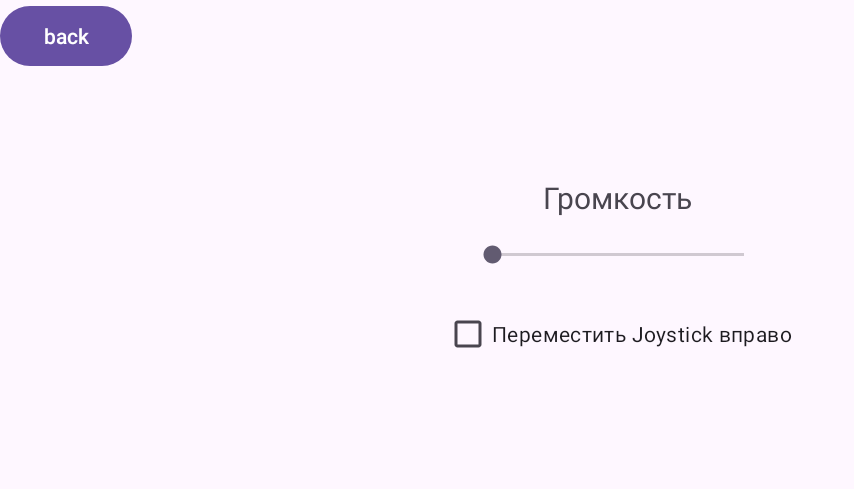
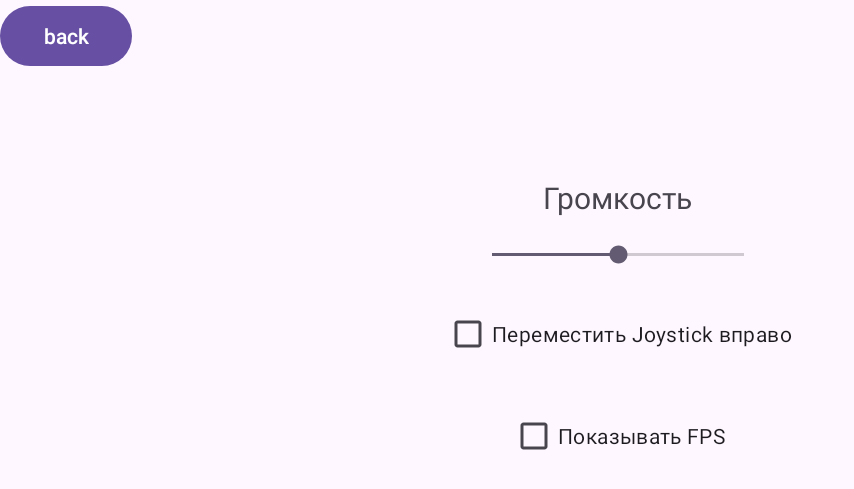
Before and after one commit to AlexandrSamsumgSchool/MyGame, an Android app: the Options screen opened directly, with no data from a screen before it, on a phone screen of 824 x 412 dp (held sideways). Shown: the top 489 px of the screen, without its empty margins (0-854 px from the left). Run offline under Robolectric (Android 15) with nearby library versions, the phone set to English and light mode, and no system bars.

Commit message:
Final Commit

```diff
--- a/app/src/main/java/com/example/mygame/MainActivity.java
+++ b/app/src/main/java/com/example/mygame/MainActivity.java
@@ -13,7 +13,8 @@ public class MainActivity extends AppCompatActivity {
         getWindow().getDecorView().setSystemUiVisibility(View.SYSTEM_UI_FLAG_HIDE_NAVIGATION);
         String name= getIntent().getStringExtra("Name");
         boolean rp = getIntent().getBooleanExtra("Replace",false);
-        game = new Game(this,name,rp);
+        boolean fps = getIntent().getBooleanExtra("FPS",false);
+        game = new Game(this,name,rp,fps);
         setContentView(game);
 
     }
--- a/app/src/main/java/com/example/mygame/Options.java
+++ b/app/src/main/java/com/example/mygame/Options.java
@@ -1,8 +1,10 @@
 package com.example.mygame;
 
+import androidx.annotation.Nullable;
 import androidx.appcompat.app.AppCompatActivity;
 import android.content.Context;
 import android.content.Intent;
+import android.content.SharedPreferences;
 import android.media.AudioManager;
 import android.os.Bundle;
 import android.widget.Button;
@@ -10,20 +12,39 @@ import android.widget.CheckBox;
 import android.widget.RadioButton;
 import android.widget.SeekBar;
 
+import java.util.Map;
+import java.util.Set;
+
 
 public class Options extends AppCompatActivity {
     AudioManager audioManager;
-    CheckBox replace;
+    int volume ;
+    CheckBox replace,FPS;
+    boolean FPs,Replace;
+    private SharedPreferences mSettings;
+
     @Override
     protected void onCreate(Bundle savedInstanceState) {
         super.onCreate(savedInstanceState);
         setContentView(R.layout.activity_options);
+
+        mSettings = getSharedPreferences("setting", Context.MODE_PRIVATE);
+
         SeekBar seekBar = findViewById(R.id.seekbar);
         replace = findViewById(R.id.sw);
+        FPS = findViewById(R.id.fps);
         audioManager = (AudioManager) getSystemService(Context.AUDIO_SERVICE);
+        volume = mSettings.getInt("Volume", 50);
+
+
+        FPS.setChecked( mSettings.getBoolean("FPS",false));
+        replace.setChecked(mSettings.getBoolean("Replace",false));
+        seekBar.setProgress(volume);
+
         seekBar.setOnSeekBarChangeListener(new SeekBar.OnSeekBarChangeListener() {
             @Override
-            public void onProgressChanged(SeekBar seekBar, int progress, boolean fromUser) {
+            public void onProgressChanged(SeekBar seekBar, int progress , boolean fromUser) {
+                volume = progress;
                 audioManager.setStreamVolume(AudioManager.STREAM_MUSIC, progress, 0);
             }
 
@@ -34,6 +55,7 @@ public class Options extends AppCompatActivity {
 
             @Override
             public void onStopTrackingTouch(SeekBar seekBar) {
+                audioManager.setStreamVolume(AudioManager.STREAM_MUSIC, volume, 0);
             }
         });
         Button back;
@@ -41,7 +63,16 @@ public class Options extends AppCompatActivity {
         back.setOnClickListener(v -> {
             Intent i = new Intent(Options.this,Menu.class);
             i.putExtra("KEY",audioManager.getStreamVolume(AudioManager.STREAM_MUSIC));
+
             if(replace.isChecked())i.putExtra("Replace",true);
+            else i.putExtra("Replace",Replace);
+            if(FPS.isChecked())i.putExtra("FPS",true);
+            else i.putExtra("FPS",FPs);
+            SharedPreferences.Editor editor = mSettings.edit();
+            editor.putInt("Volume", volume);
+            editor.putBoolean("FPS", FPs);
+            editor.putBoolean("Replace", Replace);
+            editor.apply();
             startActivity(i);
             finish();
         });
@@ -49,5 +80,27 @@ public class Options extends AppCompatActivity {
 
 
     }
+    @Override
+    protected void onResume() {
+        super.onResume();
+        FPs = FPS.isChecked();
+        Replace = replace.isChecked();
+        if (mSettings.contains("Volume")) volume = mSettings.getInt("Volume", 50);
+        if (mSettings.contains("FPS"))    FPs = mSettings.getBoolean("FPS",false);
+        if (mSettings.contains("Replace"))Replace = mSettings.getBoolean("Replace",false);
+    }
+    @Override
+    protected void onPause() {
+        super.onPause();
+        // Запоминаем данные
+        FPs = FPS.isChecked();
+        Replace = replace.isChecked();
+        SharedPreferences.Editor editor = mSettings.edit();
+        editor.putInt("Volume", volume);
+        editor.putBoolean("FPS", FPs);
+        editor.putBoolean("Replace", Replace);
+        editor.apply();
+        audioManager = null;
+    }
 
 }
--- a/app/src/main/res/layout/activity_options.xml
+++ b/app/src/main/res/layout/activity_options.xml
@@ -37,4 +37,12 @@
         android:layout_gravity="center"
         />
 
+    <CheckBox
+        android:id="@+id/fps"
+        android:layout_width="wrap_content"
+        android:layout_height="wrap_content"
+        android:layout_gravity="center"
+        android:layout_marginTop="20dp"
+        android:text="Показывать FPS" />
+
 </LinearLayout>
```
Also changed, not shown: app/src/main/java/com/example/mygame/Game.java (+14 -12 lines), app/src/main/java/com/example/mygame/Menu.java (+6 -2 lines).
